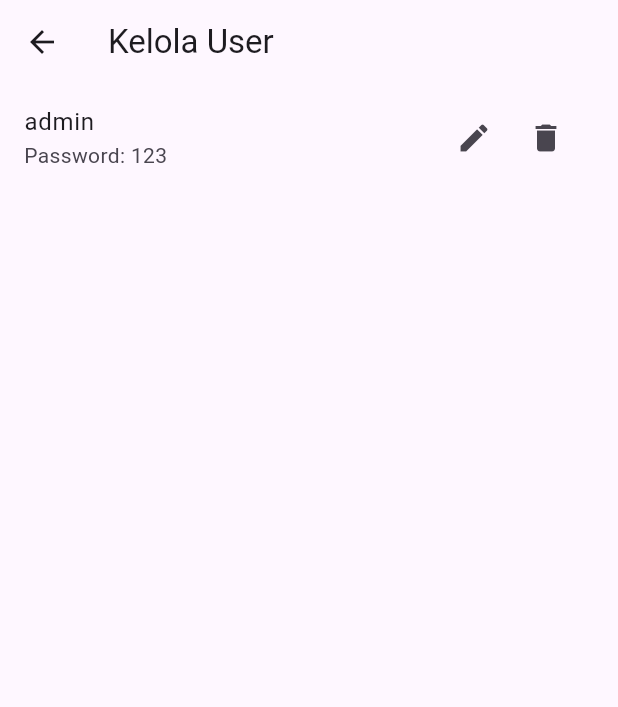
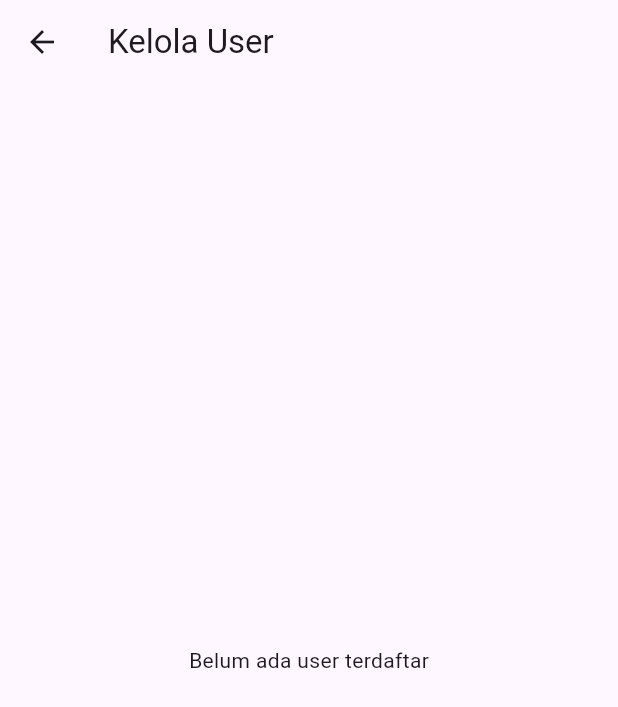
Before and after one commit to ferdyUntar/utskel2, a Flutter app: the UserCrudScreen screen opened directly, on a phone screen of 412 x 824 dp. Shown: the top 707 px of the screen. Run offline on Flutter 3.47's test engine with Material 3 defaults, Android fonts, the phone set to English and light mode, and no system bars; accounts and stored records are empty.

```diff
--- a/lib/models/user.dart
+++ b/lib/models/user.dart
@@ -1,9 +1,27 @@
 class User {
-  String username;
-  String password;
+  final String userId;
+  final String userName;
+  final String userPass;
 
   User({
-    required this.username,
-    required this.password,
+    required this.userId,
+    required this.userName,
+    required this.userPass,
   });
+
+  factory User.fromJson(Map<String, dynamic> json) {
+    return User(
+      userId: json['user_ID'] ?? '',
+      userName: json['user_NAME'] ?? '',
+      userPass: json['user_PASS'] ?? '',
+    );
+  }
+
+  Map<String, dynamic> toJson() {
+    return {
+      'user_ID': userId,
+      'user_NAME': userName,
+      'user_PASS': userPass,
+    };
+  }
 }
--- a/lib/providers/user_provider.dart
+++ b/lib/providers/user_provider.dart
@@ -1,77 +1,96 @@
-import 'package:flutter/material.dart';
+import 'package:flutter/foundation.dart';
 import '../models/user.dart';
 
-class UserProvider with ChangeNotifier {
-  List<User> _users = [
-    User(username: "admin", password: "123"),
-  ];
+class UserProvider extends ChangeNotifier {
+  final List<User> _users = [];
+  User? _currentUser;
 
-  User? _currentUser;
+  List<User> get users => List.unmodifiable(_users);
   User? get currentUser => _currentUser;
+  bool get isLoggedIn => _currentUser != null;
 
-  List<User> get users => _users;
+  //  Tambah user baru
+  void addUser(String username, String password) {
+    if (_users.any((u) => u.userName == username)) {
+      debugPrint("⚠️ Username '$username' sudah digunakan!");
+      return;
+    }
 
-  bool login(String username, String password) {
-    final user = _users.firstWhere(
-          (u) => u.username == username && u.password == password,
-      orElse: () => User(username: "", password: ""),
+    final newUser = User(
+      userId: DateTime.now().millisecondsSinceEpoch.toString(),
+      userName: username,
+      userPass: password,
     );
 
-    if (user.username.isNotEmpty) {
+    _users.add(newUser);
+    debugPrint("✅ User baru ditambahkan: ${newUser.userName}");
+    notifyListeners();
+  }
+
+  // ✅ Login user
+  bool login(String username, String password) {
+    try {
+      final user = _users.firstWhere(
+            (u) => u.userName == username && u.userPass == password,
+      );
       _currentUser = user;
+      debugPrint("✅ Login berhasil: ${user.userName}");
       notifyListeners();
       return true;
+    } catch (e) {
+      debugPrint("❌ Login gagal: user tidak ditemukan");
+      return false;
     }
-    return false;
   }
 
+  // ✅ Logout user
   void logout() {
     _currentUser = null;
     notifyListeners();
   }
 
-  void addUser(String username, String password) {
-    _users.add(User(username: username, password: password));
+  // ✅ Reset Password (Lupa Password)
+  bool resetPassword(String username, String newPassword) {
+    final index = _users.indexWhere((u) => u.userName == username);
+    if (index == -1) {
+      debugPrint("⚠️ Username tidak ditemukan");
+      return false;
+    }
+
+    final user = _users[index];
+    _users[index] = User(
+      userId: user.userId,
+      userName: user.userName,
+      userPass: newPassword,
+    );
+
+    debugPrint("🔑 Password untuk ${user.userName} berhasil diubah (reset password).");
     notifyListeners();
+    return true;
   }
 
-  List<User> getAllUsers() => _users;
+  // Update Password
+  void updatePassword(String username, String newPassword) {
+    final index = _users.indexWhere((u) => u.userName == username);
+    if (index != -1) {
+      final user = _users[index];
+      _users[index] = User(
+        userId: user.userId,
+        userName: user.userName,
+        userPass: newPassword,
+      );
 
-  /// 🔑 Update password user yang sedang login atau user tertentu
-  void updatePassword(String username, String newPassword) {
-    for (int i = 0; i < _users.length; i++) {
-      if (_users[i].username == username) {
-        _users[i] = User(username: username, password: newPassword);
-        notifyListeners();
-        break;
-      }
-    }
-
-    if (_currentUser != null && _currentUser!.username == username) {
-      _currentUser = User(username: username, password: newPassword);
+      debugPrint("✅ Password untuk ${user.userName} berhasil diperbarui (via CRUD).");
       notifyListeners();
+    } else {
+      debugPrint("⚠️ Gagal memperbarui password: username tidak ditemukan.");
     }
   }
 
-  /// 🧠 Fitur baru: reset password tanpa login
-  bool resetPassword(String username, String newPassword) {
-    for (int i = 0; i < _users.length; i++) {
-      if (_users[i].username == username) {
-        _users[i] = User(username: username, password: newPassword);
-        notifyListeners();
-        return true;
-      }
-    }
-    return false; // Username tidak ditemukan
-  }
-
+  // Hapus user
   void deleteUser(String username) {
-    _users.removeWhere((u) => u.username == username);
-
-    if (_currentUser != null && _currentUser!.username == username) {
-      _currentUser = null;
-    }
-
+    _users.removeWhere((u) => u.userName == username);
+    debugPrint("🗑 User $username dihapus");
     notifyListeners();
   }
 }
--- a/lib/screens/register_screen.dart
+++ b/lib/screens/register_screen.dart
@@ -2,7 +2,6 @@
 import 'package:flutter/material.dart';
 import 'package:provider/provider.dart';
 import '../providers/user_provider.dart';
-import '../providers/theme_provider.dart';
 import 'login.dart';
 
 class RegisterScreen extends StatefulWidget {
--- a/lib/screens/user_crud_screen.dart
+++ b/lib/screens/user_crud_screen.dart
@@ -12,35 +12,55 @@ class UserCrudScreen extends StatelessWidget {
 
     return Scaffold(
       appBar: AppBar(title: const Text("Kelola User")),
-      body: ListView.builder(
+      body: userProvider.users.isEmpty
+          ? const Center(child: Text("Belum ada user terdaftar"))
+          : ListView.builder(
         itemCount: userProvider.users.length,
         itemBuilder: (context, index) {
           final user = userProvider.users[index];
 
-          return ListTile(
-            title: Text(user.username),
-            subtitle: Text("Password: ${user.password}"),
+          return Card(
+            margin: const EdgeInsets.symmetric(horizontal: 12, vertical: 6),
+            child: ListTile(
+              leading: CircleAvatar(
+                backgroundColor: Colors.blue.shade100,
+                child: Text('${index + 1}'),
+              ),
+              title: Text(user.userName),
+              subtitle: Text("Password: ${user.userPass}"),
               trailing: Row(
                 mainAxisSize: MainAxisSize.min,
                 children: [
                   IconButton(
-                  icon: const Icon(Icons.edit),
+                    tooltip: "Ubah Password",
+                    icon: const Icon(Icons.edit, color: Colors.orange),
                     onPressed: () {
                       Navigator.push(
                         context,
                         MaterialPageRoute(
-                        builder: (_) => UpdatePasswordScreen(username: user.username),
+                          builder: (_) =>
+                              UpdatePasswordScreen(username: user.userName),
                         ),
                       );
                     },
                   ),
                   IconButton(
-                  icon: const Icon(Icons.delete),
+                    tooltip: "Hapus User",
+                    icon: const Icon(Icons.delete, color: Colors.red),
                     onPressed: () {
-                    userProvider.deleteUser(user.username);
+                      userProvider.deleteUser(user.userName);
+                      ScaffoldMessenger.of(context).showSnackBar(
+                        SnackBar(
+                          content: Text(
+                            "User '${user.userName}' telah dihapus!",
+                          ),
+                          duration: const Duration(seconds: 2),
+                        ),
+                      );
                     },
                   ),
                 ],
+              ),
             ),
           );
         },
```
Also changed, not shown: lib/models/order.dart (+9 -9 lines), lib/providers/order_provider.dart (+68 -19 lines), lib/screens/history_screen.dart (+31 -11 lines), lib/screens/login.dart (+46 -38 lines), lib/screens/menu_screen.dart (+23 -16 lines), lib/screens/pembayaran_screen.dart (+27 -23 lines), lib/services/order_service.dart (+8 -9 lines). Lines whose indentation alone changed are shown as unchanged.
